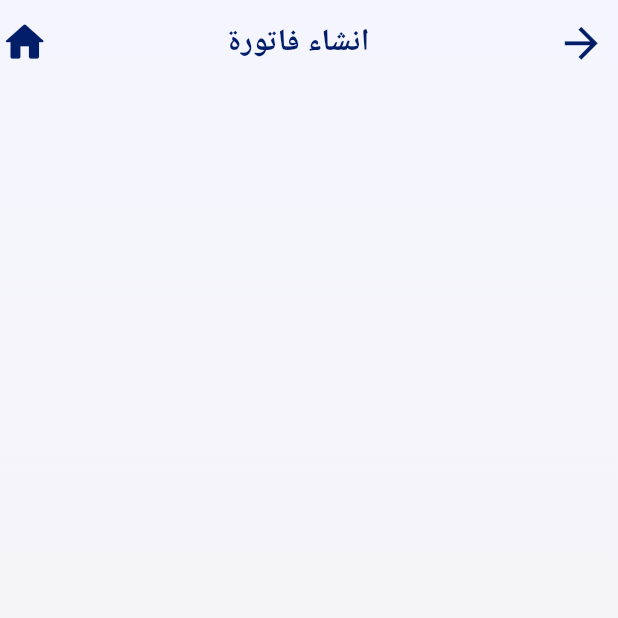
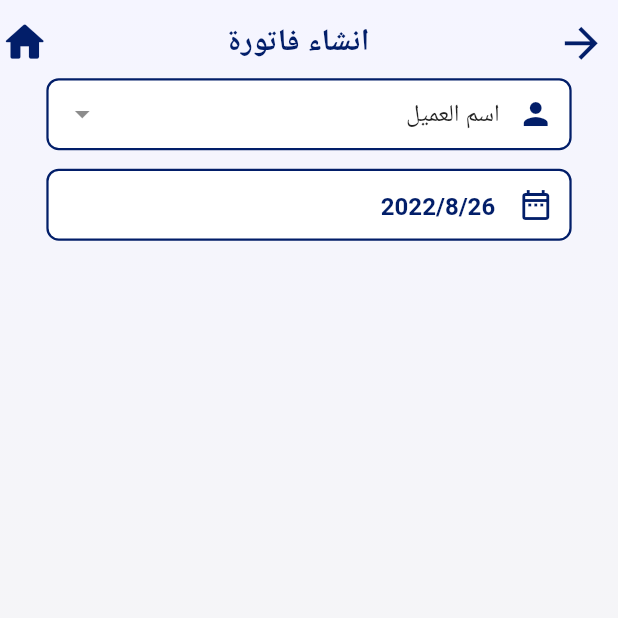
Before and after one commit to ahmednabil0/sales-app, a Flutter app: the InvoiceVeiw screen opened directly, after a tap on "انشاء فاتورة", on a phone screen of 412 x 824 dp, the top half of it. Run offline on Flutter 3.47's test engine with Material 2 defaults, Android fonts, the phone set to English and light mode, and no system bars; our stand-ins replace cloud_firestore, firebase_auth, firebase_core, flutter_svg, get, shared_preferences and 1 more; accounts and stored records are empty.

Commit message:
ahmed nabil12

```diff
--- /dev/null
+++ b/lib/models/customer_model.dart
@@ -0,0 +1,46 @@
+// ignore_for_file: non_constant_identifier_names
+
+class CustomerModel {
+  String cid;
+  String companyId;
+  String companyName;
+  String custName;
+  String phone;
+  bool rent;
+  double rent_value;
+  CustomerModel({
+    required this.cid,
+    required this.companyId,
+    required this.companyName,
+    required this.custName,
+    required this.phone,
+    required this.rent,
+    required this.rent_value,
+  });
+
+  Map<String, dynamic> toMap() {
+    final result = <String, dynamic>{};
+
+    result.addAll({'cid': cid});
+    result.addAll({'companyId': companyId});
+    result.addAll({'companyName': companyName});
+    result.addAll({'custName': custName});
+    result.addAll({'phone': phone});
+    result.addAll({'rent': rent});
+    result.addAll({'rent_value': rent_value});
+
+    return result;
+  }
+
+  factory CustomerModel.fromMap(map) {
+    return CustomerModel(
+      cid: map['cid'] ?? '',
+      companyId: map['companyId'] ?? '',
+      companyName: map['companyName'] ?? '',
+      custName: map['custName'] ?? '',
+      phone: map['phone'] ?? '',
+      rent: map['rent'] ?? false,
+      rent_value: map['rent_value']?.toDouble() ?? 0.0,
+    );
+  }
+}
--- /dev/null
+++ b/lib/veiw/components/drob_down.dart
@@ -0,0 +1,44 @@
+import 'package:dropdown_search/dropdown_search.dart';
+import 'package:flutter/material.dart';
+import 'package:get/get.dart';
+import 'package:new_app/veiw/components/custom_text.dart';
+import 'package:new_app/veiw/helper/consts/colors.dart';
+import 'package:new_app/veiw_model/invoces/create_invoice_veiw_model.dart';
+
+SizedBox buildDrobDown({required InvoiceVeiwModel controller}) {
+  return SizedBox(
+    width: Get.width * 0.85,
+    child: DropdownSearch<String>(
+        clearButtonProps: const ClearButtonProps(
+            color: AppColors.primaryColor,
+            isVisible: true,
+            icon: Icon(Icons.clear_rounded)),
+        popupProps: PopupProps.menu(
+            showSearchBox: true,
+            showSelectedItems: true,
+            title: AppText(
+              txt: 'ابحث عن اسم العميل',
+              size: Get.width * 0.045,
+              fw: FontWeight.bold,
+              color: AppColors.primaryColor,
+            ),
+            menuProps: const MenuProps(elevation: 25)),
+        items: controller.afterList.isEmpty ? [] : controller.afterList,
+        onChanged: (value) {
+          controller.oncganged(value);
+        },
+        enabled: true,
+        dropdownDecoratorProps: DropDownDecoratorProps(
+          dropdownSearchDecoration: InputDecoration(
+            prefixIcon: const Icon(
+              Icons.person,
+              color: AppColors.primaryColor,
+            ),
+            hintStyle:
+                TextStyle(color: Colors.grey, fontSize: Get.width * 0.04),
+            hintText: '20'.tr,
+          ),
+        ),
+        selectedItem: controller.intailData),
+  );
+}
--- a/lib/veiw/components/txt_frm_feilds/txt_forms.dart
+++ b/lib/veiw/components/txt_frm_feilds/txt_forms.dart
@@ -51,7 +51,10 @@ class TxtFrmFeild {
             color: AppColors.primaryColor.withOpacity(0.5),
           ),
           suffixIcon: IconButton(
-              onPressed: onPressed, icon: const Icon(Icons.remove_red_eye)),
+              onPressed: onPressed,
+              icon: obs == false
+                  ? const Icon(Icons.visibility_off)
+                  : const Icon(Icons.remove_red_eye)),
           prefixIcon: const Icon(Icons.lock_outline_rounded),
           suffixIconColor: AppColors.backgroundColor,
           prefixIconColor: AppColors.backgroundColor,
@@ -59,4 +62,34 @@ class TxtFrmFeild {
       ),
     );
   }
+
+  static SizedBox buildDateTxtForm(
+      {required TextEditingController controller}) {
+    return SizedBox(
+      width: Get.width * 0.9,
+      child: TextFormField(
+        controller: controller,
+        validator: (value) {
+          if (value == null || value.isEmpty) {
+            return '5'.tr;
+          }
+          return null;
+        },
+        style: const TextStyle(
+            color: AppColors.primaryColor, fontWeight: FontWeight.w600),
+        decoration: InputDecoration(
+          hintText: '2'.tr,
+          hintStyle: TextStyle(
+            fontSize: Get.width * 0.04,
+            fontWeight: FontWeight.w700,
+            color: AppColors.primaryColor.withOpacity(0.5),
+          ),
+          prefixIcon: const Icon(
+            Icons.date_range_outlined,
+            color: AppColors.primaryColor,
+          ),
+        ),
+      ),
+    );
+  }
 }
--- a/lib/veiw/sceans/home/invoice/create_invoice.dart
+++ b/lib/veiw/sceans/home/invoice/create_invoice.dart
@@ -2,22 +2,43 @@ import 'package:flutter/material.dart';
 import 'package:get/get.dart';
 import 'package:new_app/veiw/components/app_bar.dart';
 import 'package:new_app/veiw/components/back_ground.dart';
+import 'package:new_app/veiw/components/drob_down.dart';
+import 'package:new_app/veiw/components/txt_frm_feilds/txt_forms.dart';
+import 'package:new_app/veiw_model/invoces/create_invoice_veiw_model.dart';
 
-class CreateInvoice extends StatelessWidget {
-  const CreateInvoice({super.key});
+class CreateInvoice extends GetWidget<InvoiceVeiwModel> {
+  CreateInvoice({super.key}) {
+    DateTime date = DateTime.now();
+    dateCont.text = '${date.year}/${date.month}/${date.day}';
+  }
+  final TextEditingController dateCont = TextEditingController();
+  @override
+  final controller = Get.put(InvoiceVeiwModel());
 
   @override
   Widget build(BuildContext context) {
     return Scaffold(
       body: createBackGroundHome(
         child: SafeArea(
+          child: SingleChildScrollView(
             child: Column(
               children: [
                 SizedBox(
                   height: Get.width * 0.01,
                 ),
-              buildAppBar(txt: '17'.tr)
+                buildAppBar(txt: '17'.tr),
+                SizedBox(
+                  width: Get.width * 0.85,
+                  child: buildDrobDown(controller: controller),
+                ),
+                SizedBox(
+                  height: Get.width * 0.03,
+                ),
+                SizedBox(
+                    width: Get.width * 0.85,
+                    child: TxtFrmFeild.buildDateTxtForm(controller: dateCont))
               ],
+            ),
           ),
         ),
       ),
--- a/lib/veiw/sceans/home/invoice/invoice.dart
+++ b/lib/veiw/sceans/home/invoice/invoice.dart
@@ -5,10 +5,12 @@ import 'package:new_app/veiw/components/app_bar.dart';
 import 'package:new_app/veiw/components/back_ground.dart';
 import 'package:new_app/veiw/components/bttons.dart';
 import 'package:new_app/veiw/sceans/home/invoice/create_invoice.dart';
+import 'package:new_app/veiw_model/invoces/create_invoice_veiw_model.dart';
 
-class InvoiceVeiw extends StatelessWidget {
-  const InvoiceVeiw({super.key});
-
+class InvoiceVeiw extends GetWidget<InvoiceVeiwModel> {
+  InvoiceVeiw({super.key});
+  @override
+  final controller = Get.put(InvoiceVeiwModel());
   @override
   Widget build(BuildContext context) {
     return Scaffold(
@@ -32,7 +34,7 @@ class InvoiceVeiw extends StatelessWidget {
             ),
             CustomButton3(
                 ontap: () {
-                  Get.to(() => const CreateInvoice());
+                  Get.to(() => CreateInvoice());
                 },
                 txt: '17'.tr),
             SizedBox(
--- a/lib/veiw_model/data/home_data.dart
+++ b/lib/veiw_model/data/home_data.dart
@@ -10,7 +10,7 @@ class Homedata {
     HomeCardModel(
         type: '12'.tr,
         ontap: () {
-          Get.to(() => const InvoiceVeiw());
+          Get.to(() => InvoiceVeiw());
         },
         icon: Icons.backup_table_outlined),
     HomeCardModel(
--- a/lib/veiw_model/invoces/create_invoice_veiw_model.dart
+++ b/lib/veiw_model/invoces/create_invoice_veiw_model.dart
@@ -1,6 +1,32 @@
 import 'package:cloud_firestore/cloud_firestore.dart';
 import 'package:get/get.dart';
+import 'package:new_app/models/customer_model.dart';
 
 class InvoiceVeiwModel extends GetxController {
-  CollectionReference ref = FirebaseFirestore.instance.collection('');
+  List<CustomerModel> mylist = [];
+  List<String> afterList = [];
+  CollectionReference ref = FirebaseFirestore.instance.collection('customers');
+  Future<void> getCustomersDate() async {
+    await ref.get().then((value) {
+      for (var i in value.docs) {
+        mylist.add(CustomerModel.fromMap(i));
+      }
+      for (int i = 0; i < mylist.length; i++) {
+        afterList.add(mylist[i].custName);
+      }
+      update();
+    });
+  }
+
+  String intailData = '20'.tr;
+  oncganged(String? val) {
+    intailData = val.toString();
+    update();
+  }
+
+  @override
+  void onInit() async {
+    await getCustomersDate();
+    super.onInit();
+  }
 }
--- a/lib/veiw_model/localization/local.dart
+++ b/lib/veiw_model/localization/local.dart
@@ -23,7 +23,7 @@ class MyLocal implements Translations {
           "17": "انشاء فاتورة",
           "18": "تعديل فاتورة",
           "19": "انشاء فاتورة من امر بيع",
-          "20": "",
+          "20": "اسم العميل",
           "21": "",
           "22": "",
           "23": "",
@@ -50,7 +50,7 @@ class MyLocal implements Translations {
           "17": "create invoice",
           "18": "update invoice",
           "19": "create invoice about sales",
-          "20": "",
+          "20": "customer name",
           "21": "",
           "22": "",
           "23": "",
--- a/pubspec.yaml
+++ b/pubspec.yaml
@@ -42,6 +42,8 @@ dependencies:
   cloud_firestore: ^3.4.6
   flutter_svg: ^1.1.4
   sqflite: ^2.0.3+1
+  dropdown_search: ^5.0.2
+  firebase_auth: ^3.7.0
 
 dev_dependencies:
   flutter_test:
```
Also changed, not shown: lib/veiw/helper/theme/theme.dart (+4 -5 lines), lib/veiw/sceans/auth/sign_veiw.dart (+18 -9 lines), lib/veiw_model/auth/login_veiw_model.dart (added, +67 -0 lines), pubspec.lock, 2 other files. Lines whose indentation alone changed are shown as unchanged.
